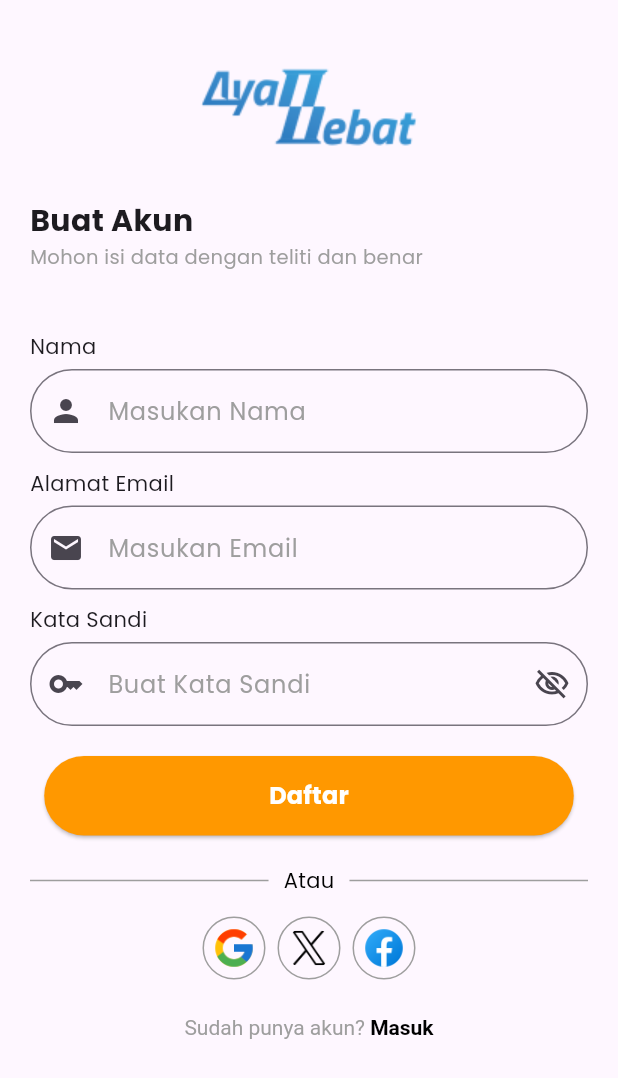
After one commit to SehanAF/Learning-Flutter, a Flutter app: the RegisterPage screen opened directly, on a phone screen of 412 x 824 dp. The commit adds this screen. Shown: the top 1078 px of the screen. Run offline on Flutter 3.47's test engine with Material 3 defaults, Android fonts, the phone set to English and light mode, and no system bars; our stand-ins replace dio, flutter_slidable, flutter_svg, google_nav_bar, hive, hive_flutter; missing offline and left inert: status_alert; accounts and stored records are empty.

Commit message:
update menyelesaikan page login & register AyahHebat

```diff
--- a/lib/main.dart
+++ b/lib/main.dart
@@ -1,5 +1,6 @@
 import 'package:flutter/material.dart';
-import 'package:myapp/pages/latihan/onboarding_page.dart';
+import 'package:myapp/pages/latihan/login_page.dart';
+import 'package:myapp/pages/latihan/register_page.dart';
 
 void main() {
   runApp(const MyApp());
@@ -13,7 +14,7 @@ class MyApp extends StatelessWidget {
     return MaterialApp(
       debugShowCheckedModeBanner: false,
       theme: ThemeData(fontFamily: "Poppins"),
-      home: OnboardingPage(),
+      home: LoginPage(),
     );
   }
 }
--- /dev/null
+++ b/lib/pages/latihan/register_page.dart
@@ -0,0 +1,218 @@
+// ignore_for_file: prefer_const_constructors, prefer_const_literals_to_create_immutables
+
+import 'package:flutter/material.dart';
+
+class RegisterPage extends StatelessWidget {
+  const RegisterPage({super.key});
+
+  @override
+  Widget build(BuildContext context) {
+    return Scaffold(
+      body: SingleChildScrollView(
+        child: Column(
+          crossAxisAlignment: CrossAxisAlignment.start,
+          children: [
+            SizedBox(height: 30),
+            Align(
+              alignment: Alignment.topCenter,
+              child: Padding(
+                padding: const EdgeInsets.symmetric(horizontal: 20.0),
+                child: Image.asset("images/logo_ayah.png"),
+              ),
+            ),
+            SizedBox(height: 20),
+            Padding(
+              padding: const EdgeInsets.symmetric(horizontal: 20.0),
+              child: Column(
+                mainAxisAlignment: MainAxisAlignment.start,
+                crossAxisAlignment: CrossAxisAlignment.start,
+                children: [
+                  Text(
+                    'Buat Akun',
+                    style: TextStyle(
+                      fontSize: 20,
+                      fontWeight: FontWeight.bold,
+                    ),
+                  ),
+                  Text(
+                    'Mohon isi data dengan teliti dan benar',
+                    style: TextStyle(
+                      fontSize: 13,
+                      color: Colors.grey,
+                    ),
+                  ),
+                ],
+              ),
+            ),
+            SizedBox(height: 40),
+            Padding(
+              padding: const EdgeInsets.symmetric(horizontal: 20.0),
+              child: Column(
+                mainAxisAlignment: MainAxisAlignment.start,
+                crossAxisAlignment: CrossAxisAlignment.start,
+                children: [
+                  Text("Nama"),
+                  SizedBox(height: 5),
+                  TextFormField(
+                    decoration: InputDecoration(
+                      hintText: 'Masukan Nama',
+                      hintStyle: TextStyle(
+                        color: Colors.grey,
+                      ),
+                      prefixIcon: Icon(Icons.person),
+                      border: OutlineInputBorder(
+                        borderRadius: BorderRadius.circular(40),
+                      ),
+                    ),
+                  ),
+                  SizedBox(height: 10),
+                  Text("Alamat Email"),
+                  SizedBox(height: 5),
+                  TextFormField(
+                    decoration: InputDecoration(
+                      hintText: 'Masukan Email',
+                      hintStyle: TextStyle(
+                        color: Colors.grey,
+                      ),
+                      prefixIcon: Icon(Icons.email),
+                      border: OutlineInputBorder(
+                        borderRadius: BorderRadius.circular(40),
+                      ),
+                    ),
+                  ),
+                  SizedBox(height: 10),
+                  Text("Kata Sandi"),
+                  SizedBox(height: 5),
+                  TextFormField(
+                    obscureText: true,
+                    decoration: InputDecoration(
+                      hintText: "Buat Kata Sandi",
+                      hintStyle: TextStyle(
+                        color: Colors.grey,
+                      ),
+                      suffixIcon: Icon(Icons.visibility_off_outlined),
+                      prefixIcon: Icon(Icons.key),
+                      border: OutlineInputBorder(
+                        borderRadius: BorderRadius.circular(40),
+                      ),
+
+                    ),
+                  ),
+                  SizedBox(height: 20),
+                  Center(
+                    child: ElevatedButton(
+                      onPressed: () {},
+                      style: ElevatedButton.styleFrom(
+                        shape: RoundedRectangleBorder(
+                          borderRadius: BorderRadius.circular(40),
+                        ),
+                        padding: EdgeInsets.symmetric(horizontal: 150, vertical: 15),
+                        backgroundColor: Colors.orange,
+                      ),
+                      child: Text(
+                        "Daftar",
+                        style: TextStyle(
+                          fontSize: 16,
+                          fontWeight: FontWeight.bold,
+                          color: Colors.white,
+                        ),
+                      ),
+                    )
+                  ),
+                  SizedBox(height: 20),
+                  Row(
+                    mainAxisAlignment: MainAxisAlignment.center,
+                    children: <Widget> [
+                      Expanded(
+                        child: Divider(
+                          thickness: 1,
+                          color: Colors.grey,
+                        ),
+                      ),
+                      Padding(
+                        padding: const EdgeInsets.symmetric(horizontal: 10.0),
+                        child: Text(
+                          "Atau",
+                          style: TextStyle(
+                            color: Colors.black,
+                          ),
+                        ),
+                      ),
+                      Expanded(
+                        child: Divider(
+                          thickness: 1,
+                          color: Colors.grey,
+                        ),
+                      ),
+                    ],
+                  ),
+                  SizedBox(height: 10),
+                  Center(
+                    child: Wrap(
+                      alignment: WrapAlignment.center,
+                      crossAxisAlignment: WrapCrossAlignment.center,
+                      children: <Widget>[
+                        _buildSocialIcon('images/google.png'),
+                        _buildSocialIcon('images/twitter.png'),
+                        _buildSocialIcon('images/facebook.png'),
+                      ],
+                    ),
+                  ),
+                  SizedBox(height: 20),
+                  Center(
+                    child: RichText(
+                      text: TextSpan(
+                        children: <TextSpan>[
+                          TextSpan(
+                            text: 'Sudah punya akun? ',
+                            style: TextStyle(
+                              color: Colors.grey,
+                            ),
+                          ),
+                          TextSpan(
+                            text: 'Masuk',
+                            style: TextStyle(
+                              color: Colors.black,
+                              fontWeight: FontWeight.bold,
+                            ),
+                          ),
+                        ],
+                      ),
+                    ),
+                  ),
+                  SizedBox(height: 70,)
+                ],
+              ),
+            )
+          ],
+        ),
+      ),
+    );
+  }
+
+  Widget _buildSocialIcon(String imagePath) {
+    return Container(
+      margin: EdgeInsets.all(4),
+      decoration: BoxDecoration(
+        shape: BoxShape.circle,
+        border: Border.all(color: Colors.grey, width: 1),
+      ),
+      child: Column(
+        children: <Widget>[
+          CircleAvatar(
+            radius: 20,
+            backgroundColor: Colors.transparent,
+            child: ClipOval(
+              child: Image.asset(
+                imagePath,
+                width: 30,
+                height: 30,
+                fit: BoxFit.cover,
+              ),
+            ),
+          ),
+        ],
+      ),
+    );
+  }
+}
```
Also changed, not shown: lib/pages/latihan/login_page.dart (added, +208 -0 lines), lib/pages/latihan/onboarding_page.dart (+4 -4 lines), images/facebook.png (added), images/google.png (added), images/logo_ayah.png (added), images/twitter.png (added).
